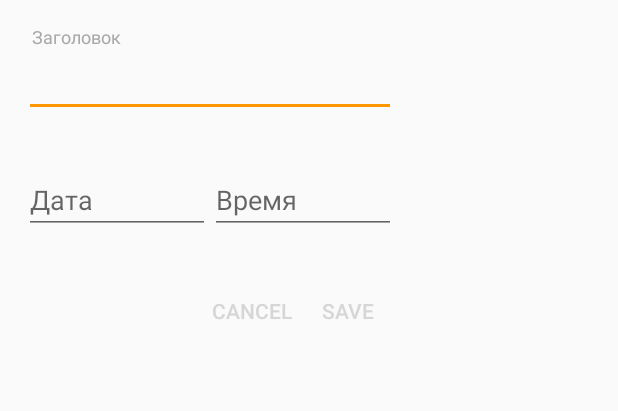
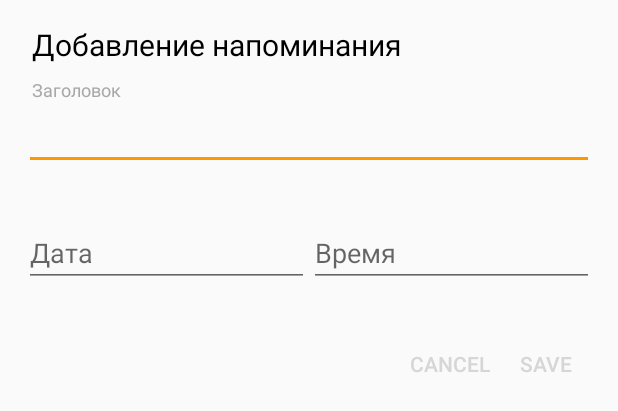
Before and after one commit to zhukic/VoiceAssistant-YandexCloudAPI-Android-Kotlin, an Android app: the layout create_notification.xml on its own in the app's theme, with its tools: preview values and no code run, on a phone screen of 412 x 824 dp. Shown: the top 411 px of the screen. Run offline under Robolectric (Android 15) with nearby library versions, the phone set to English and light mode, and no system bars.

Commit message:
Initial commit

```diff
--- a/app/src/main/java/rus/voiceassistant/database/DatabaseHelper.java
+++ b/app/src/main/java/rus/voiceassistant/database/DatabaseHelper.java
@@ -21,7 +21,7 @@ public class DatabaseHelper extends OrmLiteSqliteOpenHelper {
     private static final String TAG = DatabaseHelper.class.getSimpleName();
 
     // name of the database file for your application -- change to something appropriate for your app
-    private static final String DATABASE_NAME ="NEWS_DATABASE4.db";
+    private static final String DATABASE_NAME ="NEWS_DATABASE5.db";
 
     // any time you make changes to your database objects, you may have to increase the database version
     private static final int DATABASE_VERSION = 1;
--- a/app/src/main/java/rus/voiceassistant/database/DatabaseManager.java
+++ b/app/src/main/java/rus/voiceassistant/database/DatabaseManager.java
@@ -24,7 +24,7 @@ public class DatabaseManager {
         } catch (SQLException e) {
             e.printStackTrace();
         }
-        Collections.reverse(currentNewsList);
+        //Collections.reverse(currentNewsList);
         return currentNewsList;
     }
 
@@ -37,7 +37,7 @@ public class DatabaseManager {
         } catch (SQLException e) {
             e.printStackTrace();
         }
-        Collections.reverse(currentNewsList);
+       // Collections.reverse(currentNewsList);
         return currentNewsList;
     }
 
--- a/app/src/main/java/rus/voiceassistant/view/NotificationsFragment.kt
+++ b/app/src/main/java/rus/voiceassistant/view/NotificationsFragment.kt
@@ -75,7 +75,9 @@ class NotificationsFragment : Fragment(), INotificationView, NotificationCreatio
         Logger.log(notification.id.toString())
         val pendingIntent = PendingIntent.getBroadcast(activity, notification.id, notificationIntent, PendingIntent.FLAG_ONE_SHOT)
         val calendar = Calendar.getInstance()
-        calendar.add(Calendar.SECOND, 10)
+        calendar.timeInMillis = System.currentTimeMillis()
+        calendar.set(Calendar.HOUR_OF_DAY, notification.hour)
+        calendar.set(Calendar.MINUTE, notification.minute)
         alarmManager.set(AlarmManager.RTC, calendar.timeInMillis, pendingIntent);
     }
 
--- a/app/src/main/java/rus/voiceassistant/view/adapters/NotificationsAdapter.kt
+++ b/app/src/main/java/rus/voiceassistant/view/adapters/NotificationsAdapter.kt
@@ -38,7 +38,7 @@ class NotificationsAdapter(val view: INotificationView, val items: List<Notifica
         holder?.textTime?.typeface = Typer.set(context).getFont(Font.ROBOTO_REGULAR)
         holder?.notificationText?.typeface = Typer.set(context).getFont(Font.ROBOTO_REGULAR)
 
-        holder?.textTime?.text = items[position].time
+        holder?.textTime?.text = items[position].getTimeString()
         holder?.notificationText?.text = items[position].text
     }
 
--- a/app/src/main/res/layout/create_notification.xml
+++ b/app/src/main/res/layout/create_notification.xml
@@ -2,7 +2,7 @@
 <LinearLayout
     xmlns:android="http://schemas.android.com/apk/res/android"
     android:orientation="vertical"
-    android:layout_width="280dp"
+    android:layout_width="match_parent"
     android:layout_height="wrap_content"
     android:paddingTop="@dimen/activity_vertical_margin"
     android:paddingLeft="@dimen/activity_horizontal_margin"
@@ -14,6 +14,16 @@
         android:layout_height="wrap_content"
         android:layout_marginLeft="5dp"
         android:layout_marginRight="5dp"
+        android:text="@string/addNotfication"
+        android:textColor="@android:color/black"
+        android:textSize="20sp"/>
+
+    <TextView
+        android:layout_width="wrap_content"
+        android:layout_height="wrap_content"
+        android:paddingTop="8dp"
+        android:layout_marginLeft="5dp"
+        android:layout_marginRight="5dp"
         android:text="@string/notificationTitle"
         android:textSize="12sp"
         android:textColor="@color/hintTextColor"/>
@@ -21,7 +31,8 @@
     <EditText
         android:layout_width="match_parent"
         android:layout_height="wrap_content"
-        android:id="@+id/editNotificationText"/>
+        android:id="@+id/editNotificationText"
+        android:inputType="text"/>
 
     <LinearLayout
         android:layout_width="match_parent"
```
Also changed, not shown: app/src/main/java/rus/voiceassistant/model/Notification.kt (+49 -2 lines), app/src/main/java/rus/voiceassistant/presenter/NotificationPresenter.kt (+0 -10 lines), app/src/main/java/rus/voiceassistant/view/CreateNotificationFragmentDialog.kt (+17 -6 lines).
